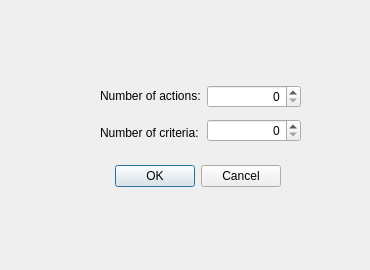
This is newproblemdialog.ui in marl0vv/PROMETHEEMethodsApp as Qt 5 draws it before an edit. The edited form follows.
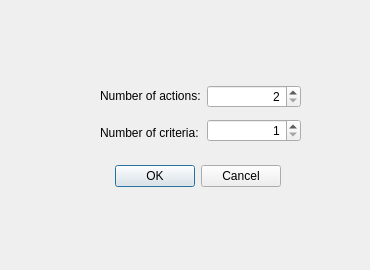
This is the edited form.

Patch:
```diff
--- a/newproblemdialog.ui
+++ b/newproblemdialog.ui
@@ -67,6 +67,9 @@
         <property name="alignment">
          <set>Qt::AlignRight|Qt::AlignTrailing|Qt::AlignVCenter</set>
         </property>
+        <property name="minimum">
+         <number>2</number>
+        </property>
        </widget>
       </item>
       <item>
@@ -74,6 +77,9 @@
         <property name="alignment">
          <set>Qt::AlignRight|Qt::AlignTrailing|Qt::AlignVCenter</set>
         </property>
+        <property name="minimum">
+         <number>1</number>
+        </property>
        </widget>
       </item>
      </layout>
```
